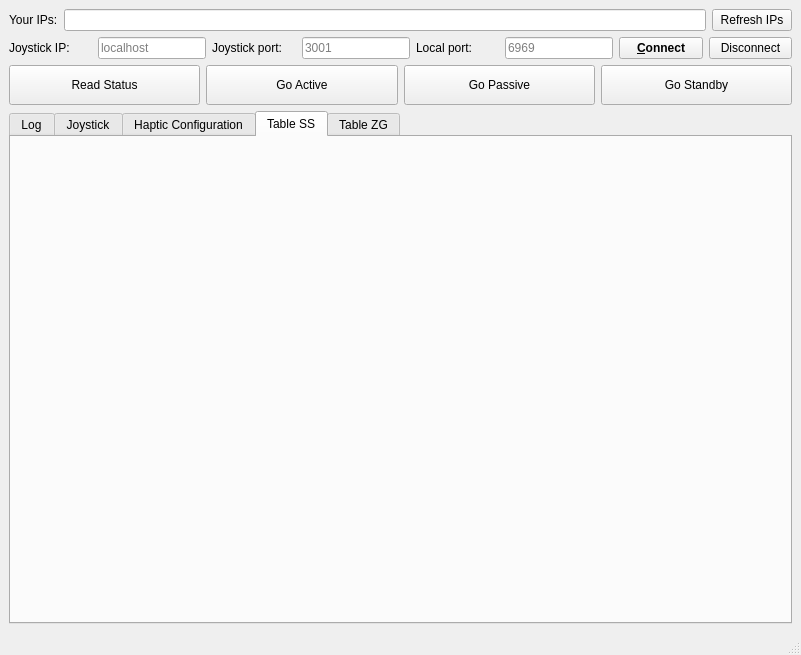
Above: src/main_window.ui from gianmaria/smarter-gui-demo before the change. Below: the same form after it.
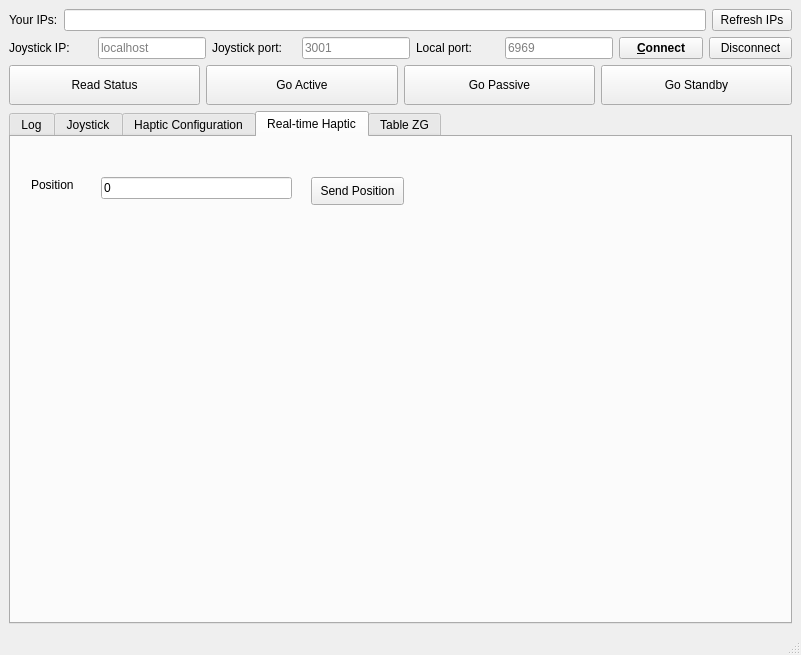
That is the form after the change. The open tabs and pages were chosen to show the change. Custom widgets are drawn as their Qt base class.

Commit message: experimenting with message: SMARTER_MSG_SEND_REF_ID

The edit to the form file:
```diff
--- a/src/main_window.ui
+++ b/src/main_window.ui
@@ -756,8 +756,47 @@
         <number>-1</number>
        </property>
        <attribute name="title">
-        <string>Table SS</string>
+        <string>Real-time Haptic</string>
        </attribute>
+       <widget class="QLabel" name="label_5">
+        <property name="geometry">
+         <rect>
+          <x>20</x>
+          <y>40</y>
+          <width>55</width>
+          <height>16</height>
+         </rect>
+        </property>
+        <property name="text">
+         <string>Position</string>
+        </property>
+       </widget>
+       <widget class="QLineEdit" name="le_rt_haptic_pos">
+        <property name="geometry">
+         <rect>
+          <x>90</x>
+          <y>40</y>
+          <width>191</width>
+          <height>22</height>
+         </rect>
+        </property>
+        <property name="text">
+         <string>0</string>
+        </property>
+       </widget>
+       <widget class="QPushButton" name="pb_send_rt_haptic_pos">
+        <property name="geometry">
+         <rect>
+          <x>300</x>
+          <y>40</y>
+          <width>93</width>
+          <height>28</height>
+         </rect>
+        </property>
+        <property name="text">
+         <string>Send Position</string>
+        </property>
+       </widget>
       </widget>
       <widget class="QWidget" name="tab_zg">
        <attribute name="title">
```
Left out of the diff: 4 changed lines with no effect on the pictures. The commit also changes 4 other files.
